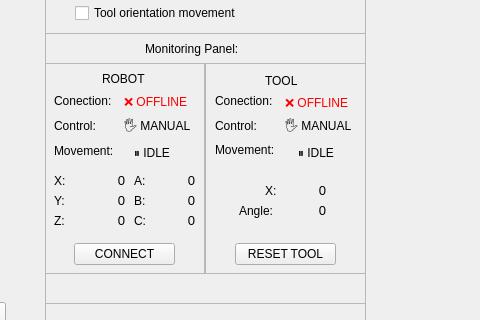
asoriano1/obuses_project, file kuka_gui/gui/resource/RqtKuka-EN2025.ui: the form before one commit; both pictures show x 235 to 715 and y 547 to 867 of the 1014 by 1052 pixel window.
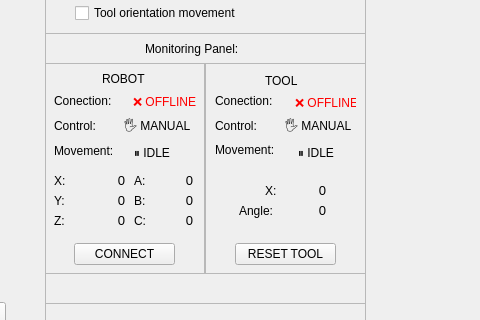
The form after the commit. Icons and pictures are not drawn.

Patch:
```diff
--- a/kuka_gui/gui/resource/RqtKuka-EN2025.ui
+++ b/kuka_gui/gui/resource/RqtKuka-EN2025.ui
@@ -4089,7 +4089,7 @@
       <widget class="QLabel" name="robot_connection_label">
        <property name="geometry">
         <rect>
-         <x>80</x>
+         <x>89</x>
          <y>29</y>
          <width>71</width>
          <height>20</height>
@@ -4263,7 +4263,7 @@
       <widget class="QLabel" name="robot_pose_a_label">
        <property name="geometry">
         <rect>
-         <x>110</x>
+         <x>108</x>
          <y>110</y>
          <width>41</width>
          <height>16</height>
@@ -4287,7 +4287,7 @@
       <widget class="QLabel" name="robot_pose_b_label">
        <property name="geometry">
         <rect>
-         <x>110</x>
+         <x>108</x>
          <y>130</y>
          <width>41</width>
          <height>16</height>
@@ -4311,7 +4311,7 @@
       <widget class="QLabel" name="robot_pose_c_label">
        <property name="geometry">
         <rect>
-         <x>110</x>
+         <x>108</x>
          <y>150</y>
          <width>41</width>
          <height>16</height>
@@ -4593,9 +4593,9 @@
       <widget class="QLabel" name="tool_connection_label">
        <property name="geometry">
         <rect>
-         <x>80</x>
+         <x>90</x>
          <y>30</y>
-         <width>71</width>
+         <width>61</width>
          <height>20</height>
         </rect>
        </property>
```
